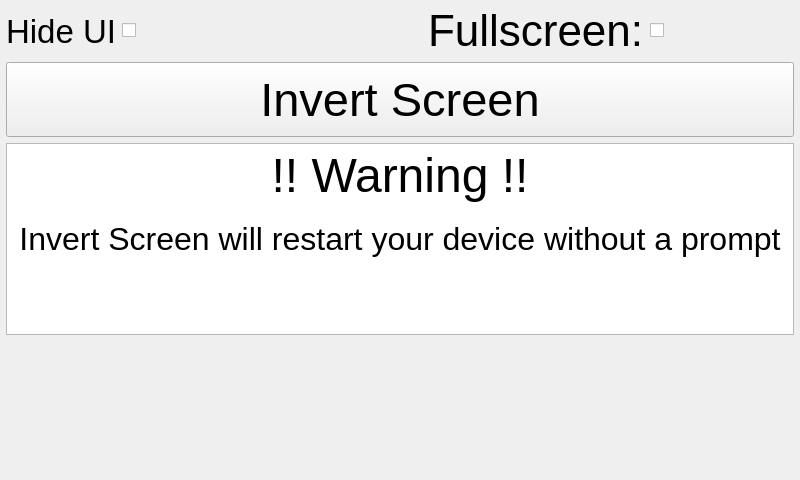
Qt form ui/GuiSettingsWidget.ui (kipr/botui) before a commit.
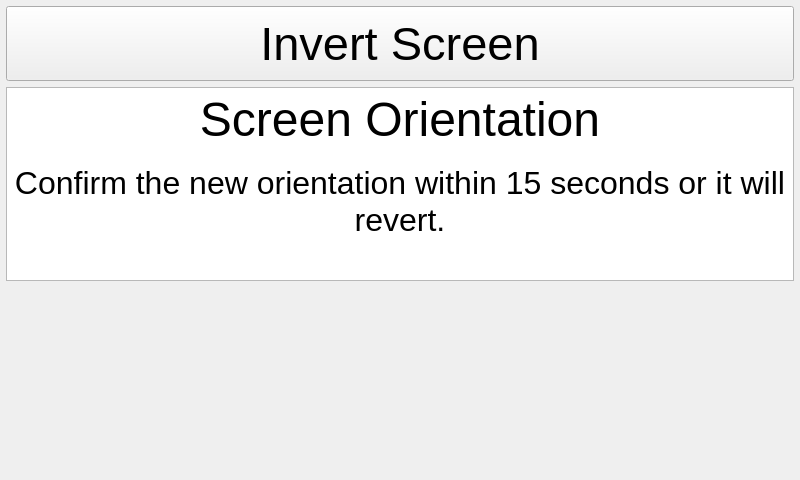
The same form after that commit.

```diff
--- a/ui/GuiSettingsWidget.ui
+++ b/ui/GuiSettingsWidget.ui
@@ -17,87 +17,6 @@
    <property name="margin">
     <number>6</number>
    </property>
-   <item>
-    <layout class="QHBoxLayout" name="horizontalLayout_2" stretch="0,0,0,0,1">
-     <item>
-      <widget class="QLabel" name="label_3">
-       <property name="font">
-        <font>
-         <pointsize>25</pointsize>
-         <weight>50</weight>
-         <bold>false</bold>
-        </font>
-       </property>
-       <property name="text">
-        <string>Hide UI</string>
-       </property>
-      </widget>
-     </item>
-     <item>
-      <widget class="QCheckBox" name="hideUICheck">
-       <property name="minimumSize">
-        <size>
-         <width>100</width>
-         <height>0</height>
-        </size>
-       </property>
-       <property name="sizeIncrement">
-        <size>
-         <width>50</width>
-         <height>50</height>
-        </size>
-       </property>
-       <property name="baseSize">
-        <size>
-         <width>50</width>
-         <height>50</height>
-        </size>
-       </property>
-       <property name="text">
-        <string/>
-       </property>
-      </widget>
-     </item>
-     <item>
-      <spacer name="horizontalSpacer">
-       <property name="orientation">
-        <enum>Qt::Horizontal</enum>
-       </property>
-       <property name="sizeHint" stdset="0">
-        <size>
-         <width>200</width>
-         <height>20</height>
-        </size>
-       </property>
-      </spacer>
-     </item>
-     <item>
-      <widget class="QLabel" name="label_2">
-       <property name="minimumSize">
-        <size>
-         <width>100</width>
-         <height>0</height>
-        </size>
-       </property>
-       <property name="font">
-        <font>
-         <pointsize>33</pointsize>
-        </font>
-       </property>
-       <property name="text">
-        <string>Fullscreen:</string>
-       </property>
-      </widget>
-     </item>
-     <item>
-      <widget class="QCheckBox" name="fullscreen">
-       <property name="text">
-        <string/>
-       </property>
-      </widget>
-     </item>
-    </layout>
-   </item>
    <item>
     <layout class="QHBoxLayout" name="horizontalLayout_3"/>
    </item>
@@ -126,9 +45,9 @@
 &lt;html&gt;&lt;head&gt;&lt;meta name=&quot;qrichtext&quot; content=&quot;1&quot; /&gt;&lt;style type=&quot;text/css&quot;&gt;
 p, li { white-space: pre-wrap; }
 &lt;/style&gt;&lt;/head&gt;&lt;body style=&quot; font-family:'Ubuntu'; font-size:11pt; font-weight:400; font-style:normal;&quot;&gt;
-&lt;p align=&quot;center&quot; style=&quot; margin-top:0px; margin-bottom:0px; margin-left:0px; margin-right:0px; -qt-block-indent:0; text-indent:0px;&quot;&gt;&lt;span style=&quot; font-size:36pt;&quot;&gt;!! Warning !!&lt;/span&gt;&lt;/p&gt;
+&lt;p align=&quot;center&quot; style=&quot; margin-top:0px; margin-bottom:0px; margin-left:0px; margin-right:0px; -qt-block-indent:0; text-indent:0px;&quot;&gt;&lt;span style=&quot; font-size:36pt;&quot;&gt;Screen Orientation&lt;/span&gt;&lt;/p&gt;
 &lt;p align=&quot;center&quot; style=&quot;-qt-paragraph-type:empty; margin-top:0px; margin-bottom:0px; margin-left:0px; margin-right:0px; -qt-block-indent:0; text-indent:0px;&quot;&gt;&lt;br /&gt;&lt;/p&gt;
-&lt;p align=&quot;center&quot; style=&quot; margin-top:0px; margin-bottom:0px; margin-left:0px; margin-right:0px; -qt-block-indent:0; text-indent:0px;&quot;&gt;&lt;span style=&quot; font-size:24pt;&quot;&gt;Invert Screen will restart your device without a prompt&lt;/span&gt;&lt;/p&gt;&lt;/body&gt;&lt;/html&gt;</string>
+&lt;p align=&quot;center&quot; style=&quot; margin-top:0px; margin-bottom:0px; margin-left:0px; margin-right:0px; -qt-block-indent:0; text-indent:0px;&quot;&gt;&lt;span style=&quot; font-size:24pt;&quot;&gt;Confirm the new orientation within 15 seconds or it will revert.&lt;/span&gt;&lt;/p&gt;&lt;/body&gt;&lt;/html&gt;</string>
      </property>
     </widget>
    </item>
```
